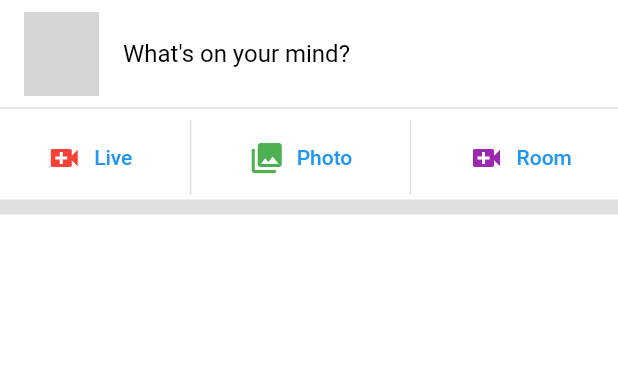
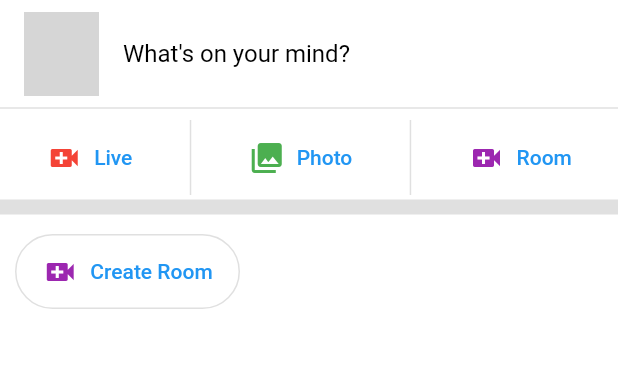
Before and after one commit to antonysamuel/flutter_fbClone, a Flutter app: the screen it shows after launch, on a phone screen of 412 x 824 dp, the part 72-440 px from its top. Run offline on Flutter 3.47's test engine with Material 2 defaults, Android fonts, the phone set to English and light mode, and no system bars; network calls fail; grey boxes are pictures that could not be loaded.

```diff
--- a/lib/home.dart
+++ b/lib/home.dart
@@ -1,4 +1,5 @@
 import 'package:facebook_clone/sections/headerButtonSection.dart';
+import 'package:facebook_clone/sections/roomSection.dart';
 import 'package:facebook_clone/sections/statusSection.dart';
 import 'package:facebook_clone/widgets/appbarBtn.dart';
 import 'package:flutter/material.dart';
@@ -39,7 +40,8 @@ class Home extends StatelessWidget {
           Divider(
             thickness: 10,
             color: Colors.grey.shade300,
-          )
+          ),
+          RoomSection(),
         ],
       ),
       backgroundColor: Colors.white,
--- a/lib/sections/headerButtonSection.dart
+++ b/lib/sections/headerButtonSection.dart
@@ -13,6 +13,10 @@ class HeaderButtonSection extends StatelessWidget {
 
   @override
   Widget build(BuildContext context) {
+    Widget verticalDivider = VerticalDivider(
+      thickness: 1,
+      color: Colors.grey.shade300,
+    );
     return Container(
       height: 50,
       color: Colors.white,
@@ -20,15 +24,9 @@ class HeaderButtonSection extends StatelessWidget {
         mainAxisAlignment: MainAxisAlignment.spaceEvenly,
         children: [
           headerButton(Icons.video_call, "Live", Colors.red),
-          VerticalDivider(
-            thickness: 1,
-            color: Colors.grey.shade300,
-          ),
+          verticalDivider,
           headerButton(Icons.photo_library, "Photo", Colors.green),
-          VerticalDivider(
-            thickness: 1,
-            color: Colors.grey.shade300,
-          ),
+          verticalDivider,
           headerButton(Icons.video_call, "Room", Colors.purple)
         ],
       ),
--- /dev/null
+++ b/lib/sections/roomSection.dart
@@ -0,0 +1,33 @@
+import 'package:flutter/material.dart';
+
+class RoomSection extends StatelessWidget {
+  @override
+  Widget build(BuildContext context) {
+    return Container(
+      height: 70,
+      child: ListView(
+        scrollDirection: Axis.horizontal,
+        padding: EdgeInsets.all(10),
+        children: [
+          Container(
+            decoration: BoxDecoration(
+              border: Border.all(width: 1, color: Colors.grey.shade300),
+              borderRadius: BorderRadius.circular(100),
+            ),
+            width: 150,
+            child: TextButton.icon(
+                onPressed: () {},
+                icon: Icon(
+                  Icons.video_call,
+                  color: Colors.purple,
+                ),
+                label: Text(
+                  "Create Room",
+                  style: TextStyle(color: Colors.blue),
+                )),
+          )
+        ],
+      ),
+    );
+  }
+}
```
